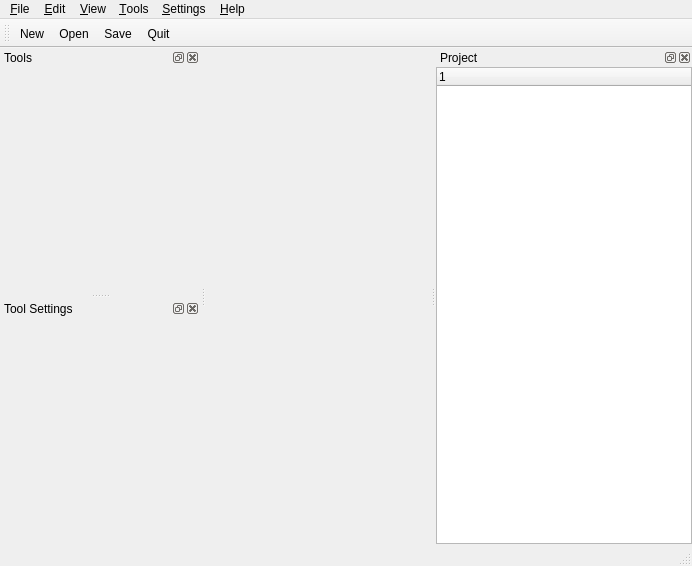
Old version of the form avogadro/src/mainwindow.ui in the repository cryos/avogadro.
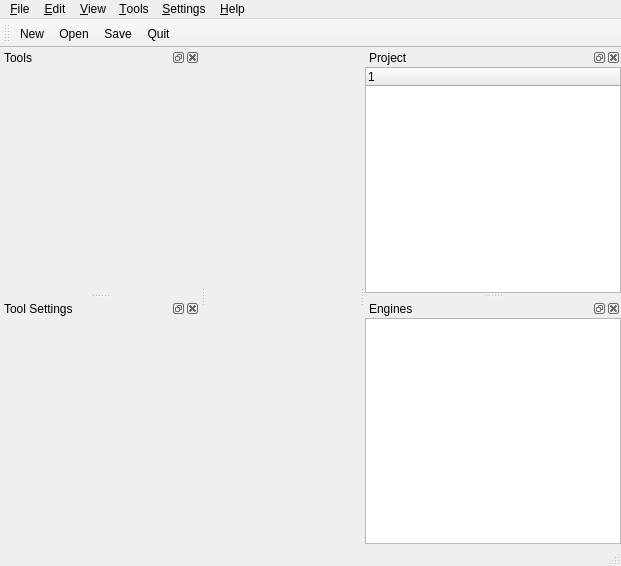
New version of the form. Icons and pictures are not drawn. Custom widgets are drawn as their Qt base class.

Commit message:
Refactored AvogadroApp -> Application to maintain naming scheme.
Added EngineListView to list the engines and allow them to be enabled/disabled
accordingly.  Engines now maintain their own PrimitiveQueue.  This will allow
us (in the future) to allow advanced users to add/remove atoms/bond/residues
accordingly from an engine.  (in the case that i only want a certain atom or
set of atoms rendered.

The edit to the form file:
```diff
--- a/avogadro/src/mainwindow.ui
+++ b/avogadro/src/mainwindow.ui
@@ -5,7 +5,7 @@
    <rect>
     <x>0</x>
     <y>0</y>
-    <width>692</width>
+    <width>621</width>
     <height>566</height>
    </rect>
   </property>
@@ -15,7 +15,7 @@
   <widget class="QWidget" name="centralWidget" >
    <layout class="QVBoxLayout" >
     <property name="margin" >
-     <number>0</number>
+     <number>9</number>
     </property>
     <property name="spacing" >
      <number>6</number>
@@ -33,7 +33,7 @@
     <rect>
      <x>0</x>
      <y>0</y>
-     <width>692</width>
+     <width>621</width>
      <height>29</height>
     </rect>
    </property>
@@ -210,6 +210,34 @@
    </attribute>
    <widget class="QWidget" name="toolSettingsWidget" />
   </widget>
+  <widget class="QDockWidget" name="enginesDock" >
+   <property name="allowedAreas" >
+    <set>Qt::LeftDockWidgetArea|Qt::NoDockWidgetArea|Qt::RightDockWidgetArea</set>
+   </property>
+   <property name="windowTitle" >
+    <string>Engines</string>
+   </property>
+   <attribute name="dockWidgetArea" >
+    <number>2</number>
+   </attribute>
+   <widget class="QWidget" name="enginesWidget" >
+    <layout class="QVBoxLayout" >
+     <property name="margin" >
+      <number>0</number>
+     </property>
+     <property name="spacing" >
+      <number>6</number>
+     </property>
+     <item>
+      <widget class="Avogadro::EngineListView" name="enginesList" >
+       <property name="alternatingRowColors" >
+        <bool>true</bool>
+       </property>
+      </widget>
+     </item>
+    </layout>
+   </widget>
+  </widget>
   <action name="actionOpen" >
    <property name="icon" >
     <iconset resource="avogadro.qrc" >:/icons/fileopen.png</iconset>
@@ -344,21 +372,26 @@
   </action>
  </widget>
  <customwidgets>
-  <customwidget>
-   <class>Avogadro::FlatTabWidget</class>
-   <extends>QWidget</extends>
-   <header>flattabwidget.h</header>
-  </customwidget>
-  <customwidget>
-   <class>Avogadro::GLWidget</class>
-   <extends>QWidget</extends>
-   <header>avogadro/glwidget.h</header>
-  </customwidget>
   <customwidget>
    <class>Avogadro::MoleculeTreeView</class>
    <extends>QTreeWidget</extends>
    <header>avogadro/moleculetreeview.h</header>
   </customwidget>
+  <customwidget>
+   <class>Avogadro::GLWidget</class>
+   <extends>QWidget</extends>
+   <header>avogadro/glwidget.h</header>
+  </customwidget>
+  <customwidget>
+   <class>Avogadro::FlatTabWidget</class>
+   <extends>QWidget</extends>
+   <header>flattabwidget.h</header>
+  </customwidget>
+  <customwidget>
+   <class>Avogadro::EngineListView</class>
+   <extends>QListView</extends>
+   <header>enginelistview.h</header>
+  </customwidget>
  </customwidgets>
  <resources>
   <include location="avogadro.qrc" />
```
The commit also changes 14 other files.
